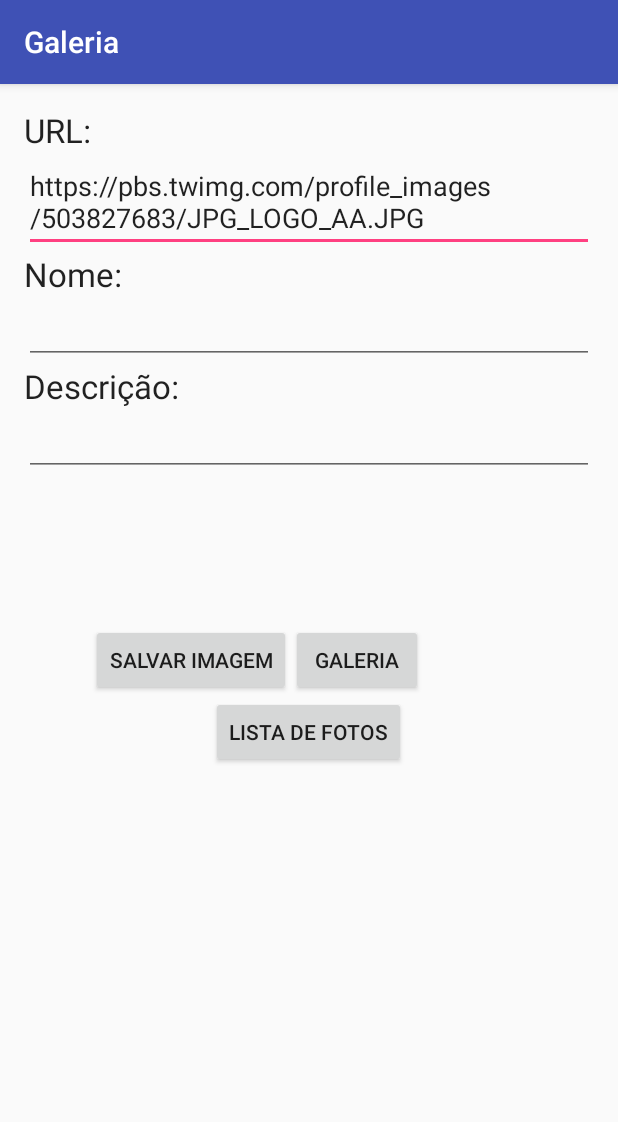
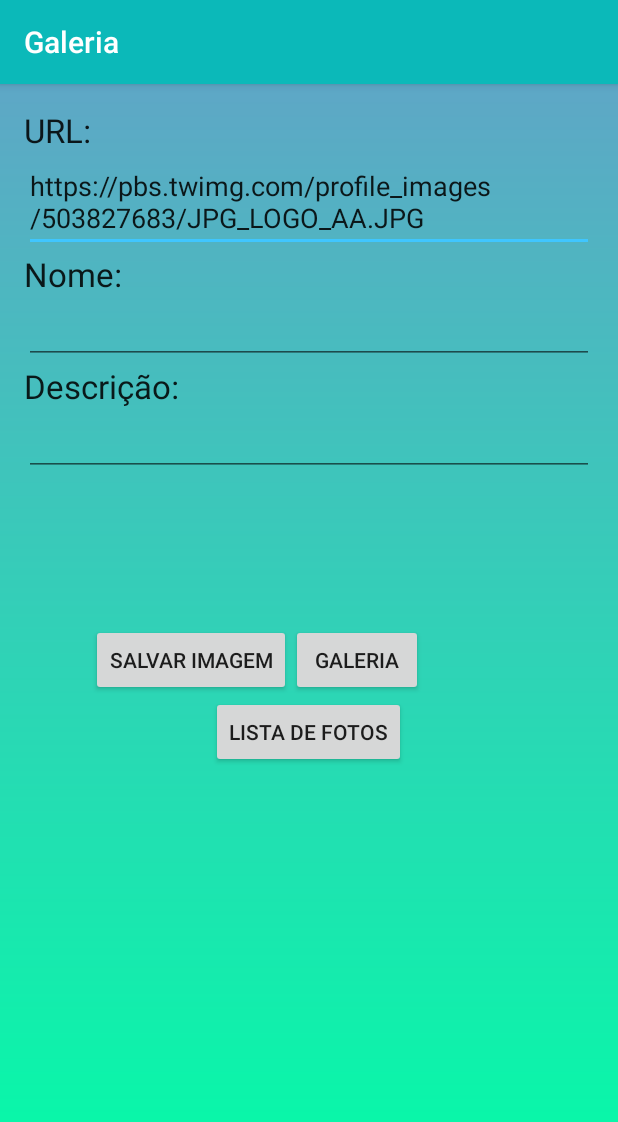
Before and after one commit to pedro-menezes/DM, an Android app: the screen it shows after launch (CadastroActivity), after a tap on "SALVAR IMAGEM", on a phone screen of 412 x 824 dp. Shown: the top 1122 px of the screen. Run offline under Robolectric (Android 15) with nearby library versions, the phone set to English and light mode, and no system bars.

Commit message:
M - customizado

```diff
--- a/app/src/main/java/com/example/alunos/galeria/visao/CadastroActivity.java
+++ b/app/src/main/java/com/example/alunos/galeria/visao/CadastroActivity.java
@@ -5,13 +5,18 @@ import android.os.Bundle;
 import android.support.v7.app.AppCompatActivity;
 import android.view.View;
 import android.widget.EditText;
+import android.widget.Toast;
 
 import com.example.alunos.galeria.R;
 import com.example.alunos.galeria.controle.ImagemDB;
 import com.example.alunos.galeria.modelo.Imagem;
 
+import java.util.ArrayList;
+
 public class CadastroActivity extends AppCompatActivity {
-    ImagemDB bd = null;
+    private ImagemDB bd;
+    private ArrayList<Imagem> list;
+    private Imagem imagem;
 
     @Override
     protected void onCreate(Bundle savedInstanceState) {
@@ -26,12 +31,17 @@ public class CadastroActivity extends AppCompatActivity {
         EditText etUrl =  (EditText)findViewById(R.id.etUrl);
         EditText etDescricao =  (EditText)findViewById(R.id.etDescricao);
 
-        Imagem imagem = new Imagem();
+        imagem = new Imagem();
         imagem.setNome(etNome.getText() + "");
         imagem.setUrl(etUrl.getText() + "");
         imagem.setDescricao(etDescricao.getText() + "");
 
-        bd.save(imagem);
+        if (verificar() == true){
+            Toast.makeText(this, "Imagem com o mesmo nome já cadastrada!",Toast.LENGTH_SHORT).show();
+        } else if (verificar() == false){
+            Toast.makeText(this, "Imagem cadastrada com sucesso!",Toast.LENGTH_SHORT).show();
+            bd.save(imagem);
+        }
     }
 
 
@@ -47,4 +57,14 @@ public class CadastroActivity extends AppCompatActivity {
         startActivity(new Intent(this, ListaActivity.class));
     }
 
+    public boolean verificar(){
+        list = bd.findAll();
+        boolean verif = false;
+        for (Imagem imagem1: list){
+            if (imagem1.getNome().equals(imagem.getNome())){
+            verif = true;
+            }
+        }
+        return verif;
+    }
 }
--- a/app/src/main/java/com/example/alunos/galeria/visao/ListaActivity.java
+++ b/app/src/main/java/com/example/alunos/galeria/visao/ListaActivity.java
@@ -52,9 +52,9 @@ public class ListaActivity extends Activity implements OnItemClickListener {
     public void onItemClick(AdapterView<?> parent, View view, int idx, long id) {
         String s = (String) parent.getAdapter().getItem(idx);
         bd.execSQL("DELETE FROM imagem WHERE imgNome = '"+s+"';");
-
-        onCreate(Bundle.EMPTY);
+        finish();
+        startActivity(getIntent());
         // Objeto selecionado, que neste caso era de um array de strings
-        Toast.makeText(this, "Texto selecionado: " + s + ", posição: " + idx, Toast.LENGTH_SHORT).show();
+        Toast.makeText(this, "Imagem: " + s + ", apagada ",Toast.LENGTH_SHORT).show();
     }
 }
--- /dev/null
+++ b/app/src/main/res/drawable/degrade_linear.xml
@@ -0,0 +1,10 @@
+<?xml version="1.0" encoding="UTF-8"?>
+<shape xmlns:android="http://schemas.android.com/apk/res/android" >
+
+    <gradient
+        android:angle="90"
+        android:startColor="#00ffa6"
+        android:endColor="#5ea7c6"
+        android:type="linear" />
+
+</shape>
--- a/app/src/main/res/layout/activity_cadastro.xml
+++ b/app/src/main/res/layout/activity_cadastro.xml
@@ -7,6 +7,7 @@
     android:paddingLeft="@dimen/activity_horizontal_margin"
     android:paddingRight="@dimen/activity_horizontal_margin"
     android:paddingTop="@dimen/activity_vertical_margin"
+    style="@style/fundo"
     tools:context="com.example.alunos.galeria.visao.CadastroActivity">
 
     <TextView
--- a/app/src/main/res/layout/activity_galeria.xml
+++ b/app/src/main/res/layout/activity_galeria.xml
@@ -4,6 +4,7 @@
     android:layout_height="match_parent"
     android:orientation="vertical"
     android:padding="10dp"
+    style="@style/fundo"
     android:weightSum="1">
 
     <TextView
--- a/app/src/main/res/layout/activity_lista.xml
+++ b/app/src/main/res/layout/activity_lista.xml
@@ -7,6 +7,7 @@
     android:paddingLeft="@dimen/activity_horizontal_margin"
     android:paddingRight="@dimen/activity_horizontal_margin"
     android:paddingTop="@dimen/activity_vertical_margin"
+    style="@style/fundo"
     tools:context="com.example.alunos.galeria.visao.ListaActivity">
 
     <ListView
--- a/app/src/main/res/values/colors.xml
+++ b/app/src/main/res/values/colors.xml
@@ -1,6 +1,6 @@
 <?xml version="1.0" encoding="utf-8"?>
 <resources>
-    <color name="colorPrimary">#3F51B5</color>
-    <color name="colorPrimaryDark">#303F9F</color>
-    <color name="colorAccent">#FF4081</color>
+    <color name="colorPrimary">#0bb9b9</color>
+    <color name="colorPrimaryDark">#7cc4f1</color>
+    <color name="colorAccent">#40c6ff</color>
 </resources>
--- a/app/src/main/res/values/styles.xml
+++ b/app/src/main/res/values/styles.xml
@@ -7,5 +7,10 @@
         <item name="colorPrimaryDark">@color/colorPrimaryDark</item>
         <item name="colorAccent">@color/colorAccent</item>
     </style>
-
+    <style name="fundo">
+        <item name="android:background">@drawable/degrade_linear</item>
+    </style>
+    <style name="button">
+        <item name="android:background">@drawable/button</item>
+    </style>
 </resources>
```
Also changed, not shown: app/src/main/res/drawable/button.xml (added, +28 -0 lines).
